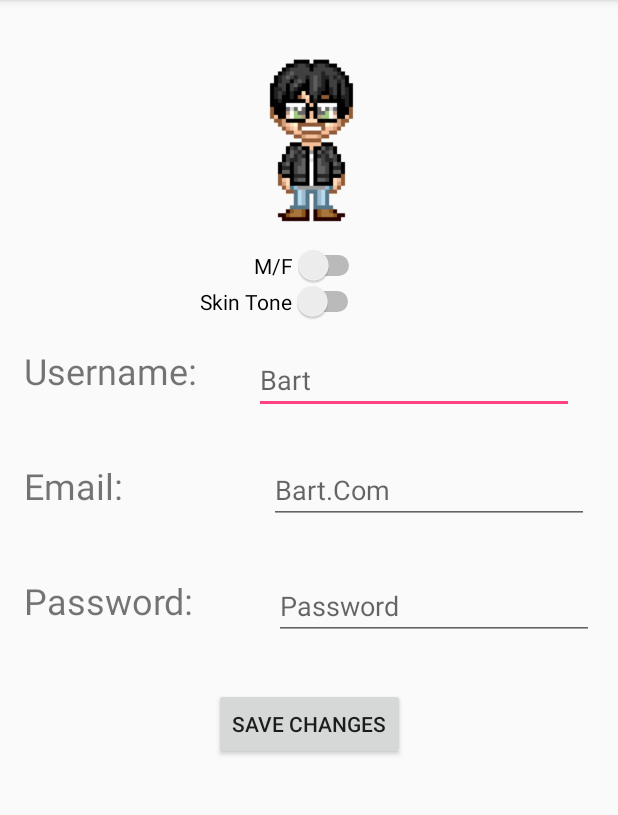
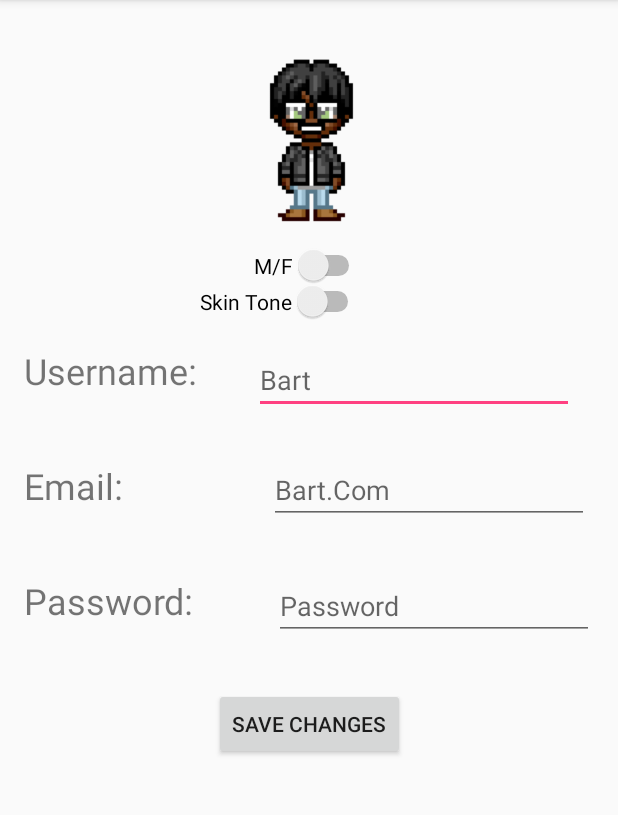
Before and after one commit to ironinswedish/mobiele-applicatie, an Android app: the SettingActivity screen opened directly, with no data from a screen before it, on a phone screen of 412 x 824 dp, the part 84-899 px from its top. Run offline under Robolectric (Android 15) with nearby library versions, the phone set to English and light mode, and no system bars.

```diff
--- a/app/src/main/java/com/clarysse/jarne/university_go/RegisterActivity.java
+++ b/app/src/main/java/com/clarysse/jarne/university_go/RegisterActivity.java
@@ -80,8 +80,10 @@ public class RegisterActivity extends AppCompatActivity {
                 } else {
                     if(characterSwitch.isChecked()){
                         characterImage.setImageResource(R.drawable.female2);
+
                     }
                     else{
+
                         characterImage.setImageResource(R.drawable.male2);
                     }
 
--- a/app/src/main/res/layout/activity_setting.xml
+++ b/app/src/main/res/layout/activity_setting.xml
@@ -10,14 +10,14 @@
         android:id="@+id/settingscharacter"
         android:layout_width="139dp"
         android:layout_height="131dp"
+        android:layout_marginEnd="8dp"
         android:layout_marginStart="8dp"
         android:layout_marginTop="24dp"
-        android:layout_marginEnd="8dp"
         app:layout_constraintEnd_toEndOf="parent"
         app:layout_constraintHorizontal_bias="0.502"
         app:layout_constraintStart_toStartOf="parent"
         app:layout_constraintTop_toTopOf="parent"
-        app:srcCompat="@drawable/male2" />
+        app:srcCompat="@drawable/male1" />
 
     <Switch
         android:id="@+id/settingscharacterswitch"
```
